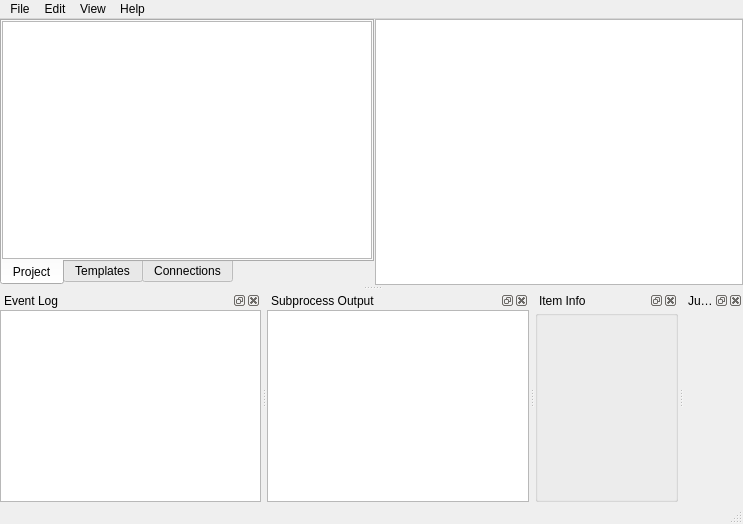
This is spinetoolbox/ui/mainwindow.ui in spine-tools/Spine-Toolbox as Qt 5 draws it before an edit. The edited form follows.
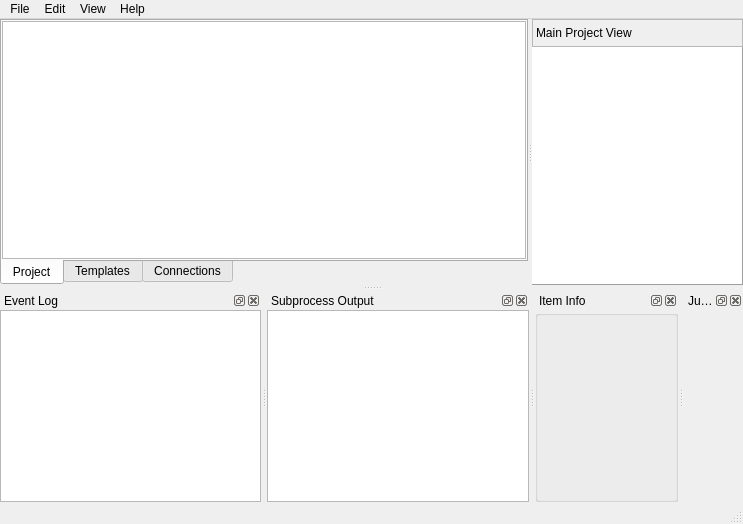
This is the edited form. Icons and pictures are not drawn. Custom widgets are drawn as their Qt base class.

Commit message: UI improvements: - Icons are again drawn from resource files, but these files have been updated with the new look. - Add QLabel to distinguish the Main Project View (where we place items). It's easy to write the tutorial with this.

What changed in the file:
```diff
--- a/spinetoolbox/ui/mainwindow.ui
+++ b/spinetoolbox/ui/mainwindow.ui
@@ -34,7 +34,7 @@
    <string>Spine Toolbox</string>
   </property>
   <widget class="QWidget" name="centralwidget">
-   <layout class="QVBoxLayout" name="verticalLayout_4">
+   <layout class="QVBoxLayout" name="verticalLayout_10">
     <property name="leftMargin">
      <number>0</number>
     </property>
@@ -49,21 +49,9 @@
     </property>
     <item>
      <widget class="QSplitter" name="splitter">
-      <property name="frameShape">
-       <enum>QFrame::NoFrame</enum>
-      </property>
-      <property name="frameShadow">
-       <enum>QFrame::Plain</enum>
-      </property>
       <property name="orientation">
        <enum>Qt::Horizontal</enum>
       </property>
-      <property name="handleWidth">
-       <number>1</number>
-      </property>
-      <property name="childrenCollapsible">
-       <bool>false</bool>
-      </property>
       <widget class="QTabWidget" name="tabWidget">
        <property name="sizePolicy">
         <sizepolicy hsizetype="Ignored" vsizetype="Ignored">
@@ -323,6 +311,31 @@
         </layout>
        </widget>
       </widget>
+      <widget class="QWidget" name="">
+       <layout class="QVBoxLayout" name="verticalLayout_4">
+        <property name="spacing">
+         <number>0</number>
+        </property>
+        <item>
+         <widget class="QLabel" name="label">
+          <property name="maximumSize">
+           <size>
+            <width>16777215</width>
+            <height>28</height>
+           </size>
+          </property>
+          <property name="frameShape">
+           <enum>QFrame::StyledPanel</enum>
+          </property>
+          <property name="frameShadow">
+           <enum>QFrame::Raised</enum>
+          </property>
+          <property name="text">
+           <string>Main Project View</string>
+          </property>
+         </widget>
+        </item>
+        <item>
       <widget class="CustomQGraphicsView" name="graphicsView">
        <property name="sizePolicy">
         <sizepolicy hsizetype="Ignored" vsizetype="Ignored">
@@ -330,6 +343,9 @@
          <verstretch>0</verstretch>
         </sizepolicy>
        </property>
+          <property name="frameShape">
+           <enum>QFrame::Panel</enum>
+          </property>
        <property name="frameShadow">
         <enum>QFrame::Raised</enum>
        </property>
@@ -349,6 +365,9 @@
         <enum>QGraphicsView::FullViewportUpdate</enum>
        </property>
       </widget>
+        </item>
+       </layout>
+      </widget>
      </widget>
     </item>
    </layout>
```
Left out of the diff: 4 changed lines with no effect on the pictures. Lines whose indentation alone changed are shown as unchanged. The commit also changes 14 other files.
